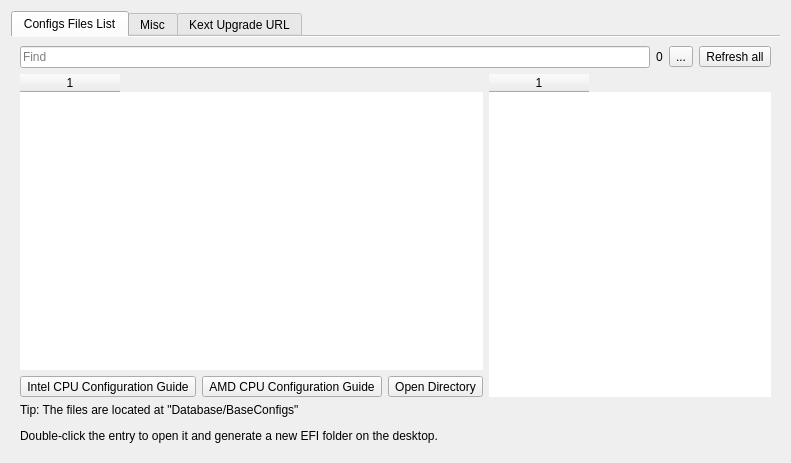
First picture: the form in dlgdatabase.ui, repository ic005k/OCAuxiliaryTools, before the edit.
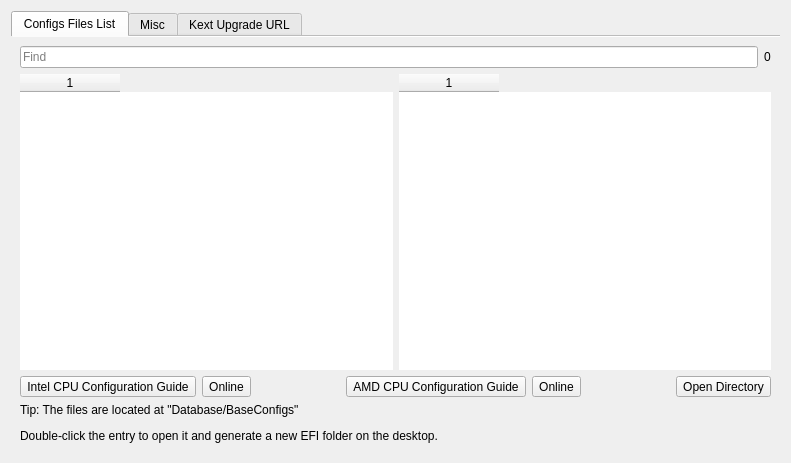
Second picture: the form after the edit. Icons and pictures are not drawn.

The edit to the form file:
```diff
--- a/dlgdatabase.ui
+++ b/dlgdatabase.ui
@@ -28,6 +28,8 @@
       </attribute>
       <layout class="QGridLayout" name="gridLayout">
        <item row="0" column="0">
+        <layout class="QHBoxLayout" name="horizontalLayout_3">
+         <item>
         <widget class="QLineEdit" name="editFind">
          <property name="maximumSize">
           <size>
@@ -43,7 +45,7 @@
          </property>
         </widget>
        </item>
-       <item row="0" column="1">
+         <item>
         <widget class="QLabel" name="lblCount">
          <property name="maximumSize">
           <size>
@@ -56,63 +58,69 @@
          </property>
         </widget>
        </item>
-       <item row="0" column="2">
-        <widget class="QToolButton" name="btnFind">
-         <property name="text">
-          <string>...</string>
-         </property>
-         <property name="icon">
-          <iconset resource="qtocc.qrc">
-           <normaloff>:/icon/find.png</normaloff>:/icon/find.png</iconset>
-         </property>
-         <property name="iconSize">
-          <size>
-           <width>20</width>
-           <height>20</height>
-          </size>
-         </property>
-        </widget>
+        </layout>
        </item>
-       <item row="0" column="3">
-        <widget class="QToolButton" name="btnRefreshAll">
-         <property name="toolTip">
-          <string>Save all profiles in the table to the latest version</string>
-         </property>
-         <property name="text">
-          <string>Refresh all</string>
-         </property>
-        </widget>
-       </item>
-       <item row="1" column="0" colspan="4">
-        <layout class="QHBoxLayout" name="horizontalLayout_2">
-         <item>
-          <layout class="QVBoxLayout" name="verticalLayout">
-           <item>
-            <widget class="QTableWidget" name="tableDatabase">
-             <property name="maximumSize">
-              <size>
-               <width>16777215</width>
-               <height>16777215</height>
-              </size>
-             </property>
-             <property name="frameShape">
-              <enum>QFrame::NoFrame</enum>
-             </property>
-             <property name="columnCount">
-              <number>1</number>
-             </property>
-             <column/>
-            </widget>
-           </item>
-           <item>
+       <item row="1" column="0">
             <layout class="QHBoxLayout" name="horizontalLayout">
              <item>
+          <widget class="QTableWidget" name="tableDatabase">
+           <property name="maximumSize">
+            <size>
+             <width>16777215</width>
+             <height>16777215</height>
+            </size>
+           </property>
+           <property name="frameShape">
+            <enum>QFrame::NoFrame</enum>
+           </property>
+           <property name="columnCount">
+            <number>1</number>
+           </property>
+           <column/>
+          </widget>
+         </item>
+         <item>
+          <widget class="QTableWidget" name="tableDatabaseFind">
+           <property name="frameShape">
+            <enum>QFrame::NoFrame</enum>
+           </property>
+           <property name="columnCount">
+            <number>1</number>
+           </property>
+           <column/>
+          </widget>
+         </item>
+        </layout>
+       </item>
+       <item row="2" column="0">
+        <layout class="QHBoxLayout" name="horizontalLayout_2">
+         <item>
               <widget class="QToolButton" name="btnIntel">
                <property name="text">
                 <string>Intel CPU Configuration Guide</string>
                </property>
               </widget>
              </item>
+         <item>
+          <widget class="QToolButton" name="btnIntelOnline">
+           <property name="text">
+            <string>Online</string>
+           </property>
+          </widget>
+         </item>
+         <item>
+          <spacer name="horizontalSpacer_2">
+           <property name="orientation">
+            <enum>Qt::Horizontal</enum>
+           </property>
+           <property name="sizeHint" stdset="0">
+            <size>
+             <width>40</width>
+             <height>20</height>
+            </size>
+           </property>
+          </spacer>
+         </item>
              <item>
               <widget class="QToolButton" name="btnAMD">
                <property name="text">
@@ -120,6 +128,26 @@
                </property>
               </widget>
              </item>
+         <item>
+          <widget class="QToolButton" name="btnAMDOnline">
+           <property name="text">
+            <string>Online</string>
+           </property>
+          </widget>
+         </item>
+         <item>
+          <spacer name="horizontalSpacer_3">
+           <property name="orientation">
+            <enum>Qt::Horizontal</enum>
+           </property>
+           <property name="sizeHint" stdset="0">
+            <size>
+             <width>40</width>
+             <height>20</height>
+            </size>
+           </property>
+          </spacer>
+         </item>
              <item>
               <widget class="QToolButton" name="btnOpenDir">
                <property name="text">
@@ -129,22 +157,7 @@
              </item>
             </layout>
            </item>
-          </layout>
-         </item>
-         <item>
-          <widget class="QTableWidget" name="tableDatabaseFind">
-           <property name="frameShape">
-            <enum>QFrame::NoFrame</enum>
-           </property>
-           <property name="columnCount">
-            <number>1</number>
-           </property>
-           <column/>
-          </widget>
-         </item>
-        </layout>
-       </item>
-       <item row="2" column="0" colspan="4">
+       <item row="3" column="0">
         <widget class="QLabel" name="label">
          <property name="text">
           <string>&lt;html&gt;&lt;head/&gt;&lt;body&gt;&lt;p&gt;Tip: The files are located at  &quot;Database/BaseConfigs&quot;&lt;/p&gt;&lt;p&gt;Double-click the entry to open it and generate a new EFI folder on the desktop.&lt;/p&gt;&lt;/body&gt;&lt;/html&gt;</string>
```
Left out of the diff: 4 changed lines with no effect on the pictures. Lines whose indentation alone changed are shown as unchanged.
